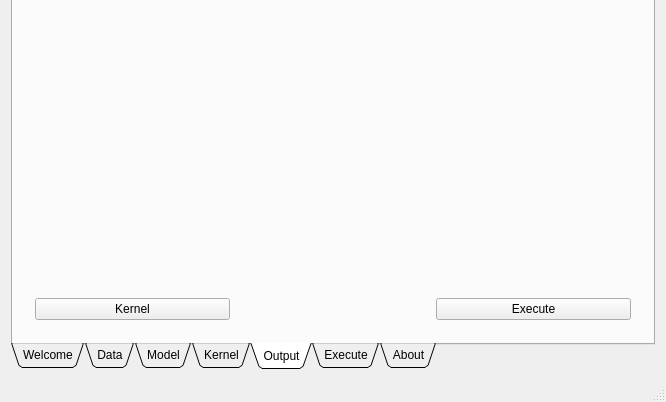
Old version of the form Qt/mainwindow.ui in the repository Anders1232/GWR_BR; both pictures show x 0 to 666 and y 230 to 632 of the 666 by 632 pixel window.
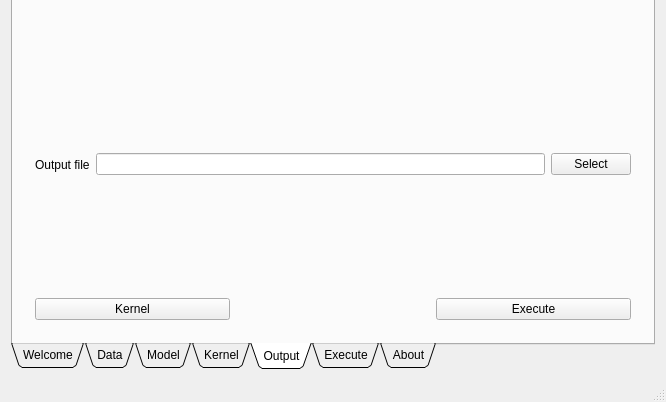
New version of the form. The open tabs and pages were chosen to show the change. Icons and pictures are not drawn.

Commit message: Fazendo tela de seleção de arquivo a ser salvo

Diff of the .ui file:
```diff
--- a/Qt/mainwindow.ui
+++ b/Qt/mainwindow.ui
@@ -1135,7 +1135,27 @@
          <widget class="QWidget" name="widget_9" native="true"/>
         </item>
         <item>
-         <widget class="QWidget" name="widget_29" native="true"/>
+         <widget class="QWidget" name="widget_29" native="true">
+          <layout class="QHBoxLayout" name="horizontalLayout_24">
+           <item>
+            <widget class="QLabel" name="label_2">
+             <property name="text">
+              <string>Output file</string>
+             </property>
+            </widget>
+           </item>
+           <item>
+            <widget class="QLineEdit" name="OutputFileLineEdit"/>
+           </item>
+           <item>
+            <widget class="QPushButton" name="OutputFileSelectButton">
+             <property name="text">
+              <string>Select</string>
+             </property>
+            </widget>
+           </item>
+          </layout>
+         </widget>
         </item>
         <item>
          <widget class="QWidget" name="widget_28" native="true">
```
Left out of the diff: 16 changed lines with no effect on the pictures. The commit also changes 2 other files.
